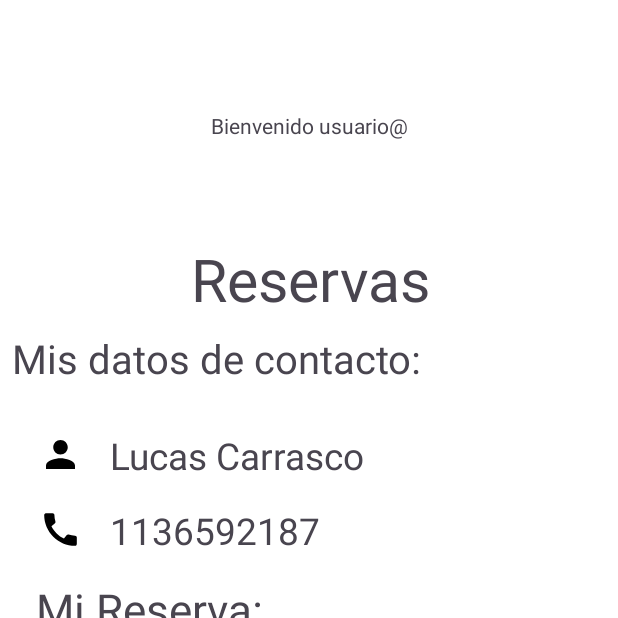
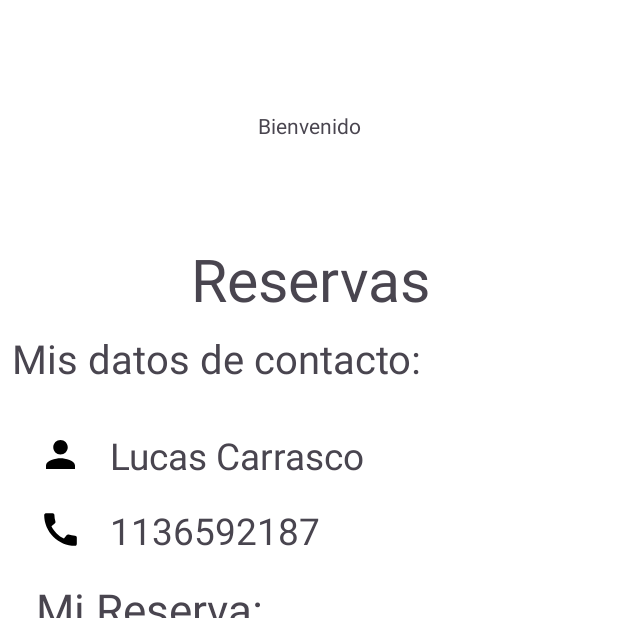
Before and after one commit to GastonBarea/final-am-acn4bv-Barea, an Android app: the screen it shows after launch (MainActivityHome), on a phone screen of 412 x 824 dp, the top half of it. Run offline under Robolectric (Android 15) with nearby library versions, the phone set to English and light mode, and no system bars.

Commit message:
feat: modificando string

```diff
--- a/app/src/main/res/values/strings.xml
+++ b/app/src/main/res/values/strings.xml
@@ -1,7 +1,7 @@
 <resources>
     <!--String de home-->
     <string name="app_name">Peluquería</string>
-    <string name="texto_bienvenidaUsuario">Bienvenido usuario@</string>
+    <string name="texto_bienvenidaUsuario">Bienvenido </string>
     <string name="reservas_principal">Reservas</string>
     <string name="mis_daros_de_contacto">Mis datos de contacto:</string>
     <string name="boton_nuevaReserva">Nueva reserva</string>
@@ -14,6 +14,7 @@
     <string name="book">Book</string>
     <string name="history">History</string>
 
+    <!--Datos de reserva-->
     <string name="nombre_comercio">Nombre de Peluquería</string>
     <string name="fecha_hora_cita">Fecha 19/10/24 Horario: 14:50</string>
     <string name="servicio_comercio">Servicio: Corte</string>
```
